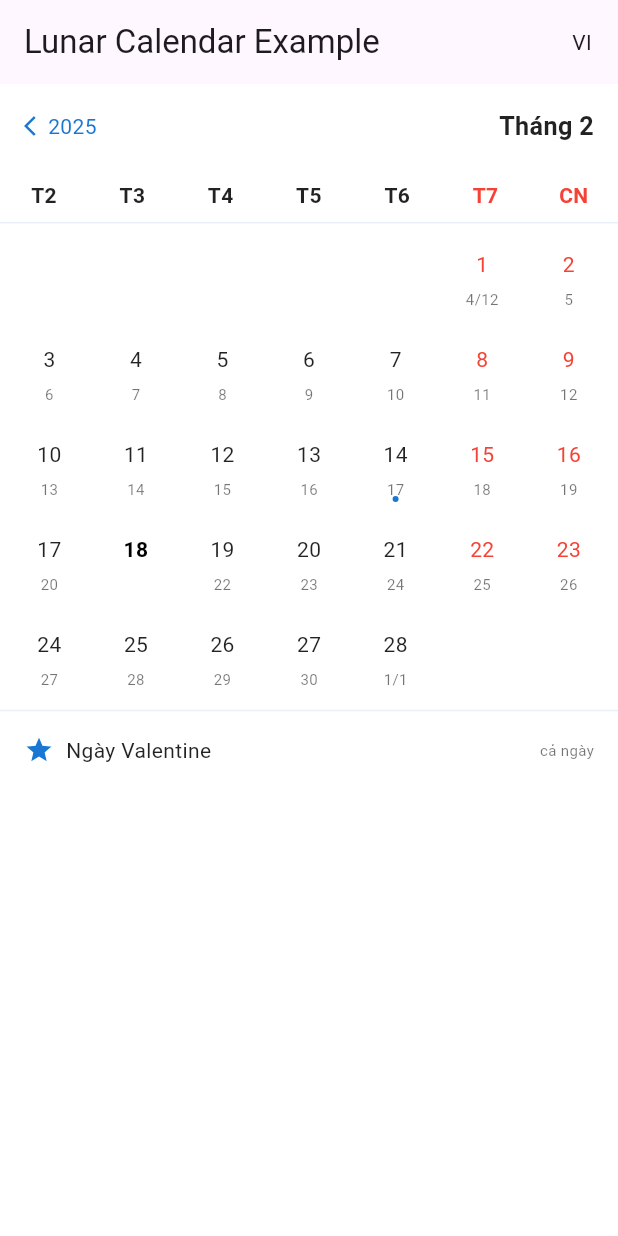
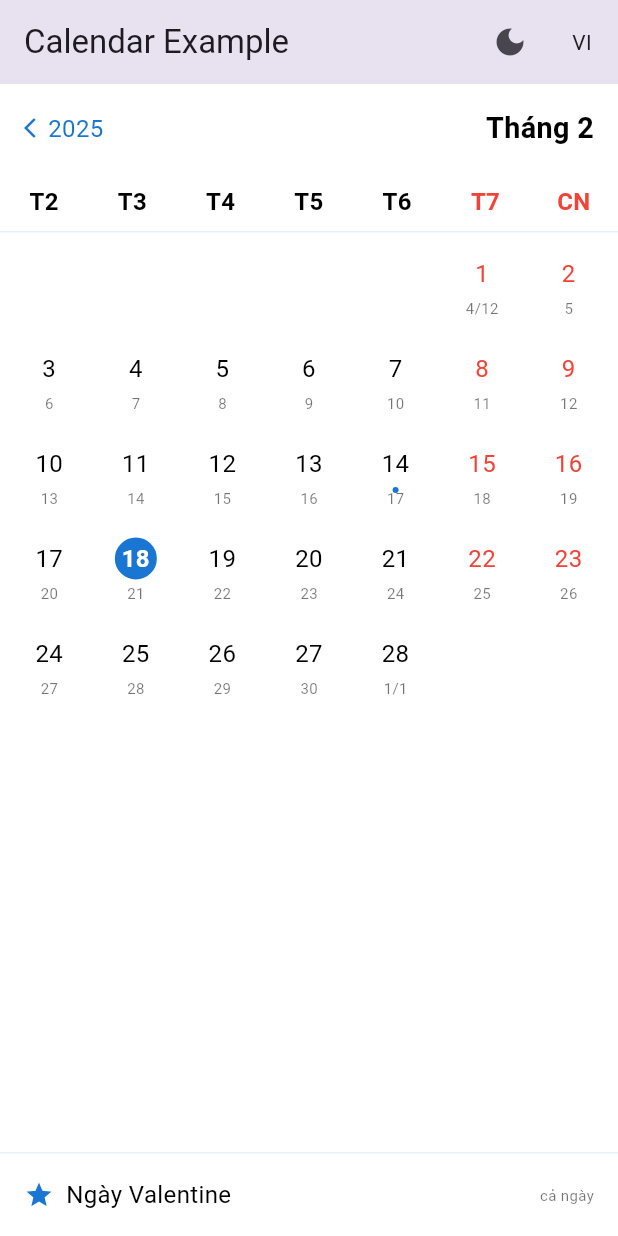
Before and after one commit to nxhiep/lunar_calendar, a Flutter app: the screen it shows after launch, on a phone screen of 412 x 824 dp. Run offline on Flutter 3.47's test engine with Material 3 defaults, Android fonts, the phone set to English and light mode, and no system bars; our stand-ins replace shared_preferences.

Commit message:
update next month

```diff
--- a/example/lib/main.dart
+++ b/example/lib/main.dart
@@ -5,13 +5,27 @@ void main() {
   runApp(const MyApp());
 }
 
-class MyApp extends StatelessWidget {
+class MyApp extends StatefulWidget {
   const MyApp({super.key});
+
+  @override
+  State<MyApp> createState() => _MyAppState();
+}
+
+class _MyAppState extends State<MyApp> {
+  ThemeMode _themeMode = ThemeMode.light;
+
+  void _toggleThemeMode() {
+    setState(() {
+      _themeMode =
+          _themeMode == ThemeMode.light ? ThemeMode.dark : ThemeMode.light;
+    });
+  }
 
   @override
   Widget build(BuildContext context) {
     return MaterialApp(
-      title: 'Lunar Calendar Example',
+      title: 'Calendar Example',
       theme: ThemeData(
         primarySwatch: Colors.blue,
         brightness: Brightness.light,
@@ -20,13 +34,24 @@ class MyApp extends StatelessWidget {
         primarySwatch: Colors.blue,
         brightness: Brightness.dark,
       ),
-      home: const MyHomePage(),
+      themeMode: _themeMode,
+      home: MyHomePage(
+        onThemeChanged: _toggleThemeMode,
+        isDarkMode: _themeMode == ThemeMode.dark,
+      ),
     );
   }
 }
 
 class MyHomePage extends StatefulWidget {
-  const MyHomePage({super.key});
+  final VoidCallback onThemeChanged;
+  final bool isDarkMode;
+
+  const MyHomePage({
+    super.key,
+    required this.onThemeChanged,
+    required this.isDarkMode,
+  });
 
   @override
   State<MyHomePage> createState() => _MyHomePageState();
@@ -39,9 +64,14 @@ class _MyHomePageState extends State<MyHomePage> {
   Widget build(BuildContext context) {
     return Scaffold(
       appBar: AppBar(
-        title: const Text('Lunar Calendar Example'),
+        title: const Text('Calendar Example'),
         actions: [
-          // Nút chuyển đổi ngôn ngữ
+          // Switch theme
+          IconButton(
+            icon: Icon(widget.isDarkMode ? Icons.light_mode : Icons.dark_mode),
+            onPressed: widget.onThemeChanged,
+          ),
+          // Switch language
           IconButton(
             icon: Text(_isVietnamese ? 'VI' : 'EN'),
             onPressed: () {
@@ -53,7 +83,7 @@ class _MyHomePageState extends State<MyHomePage> {
         ],
       ),
       body: LunarCalendar(
-        theme: null,
+        theme: widget.isDarkMode ? LunarCalendarTheme.dark : null,
         showOutsideDays: false,
         localization: _isVietnamese
             ? LunarCalendarLocalization.vi
--- a/lib/src/theme/lunar_calendar_theme.dart
+++ b/lib/src/theme/lunar_calendar_theme.dart
@@ -19,6 +19,9 @@ class LunarCalendarTheme {
 
   /// Màu text ngày được chọn
   final Color selectedDayTextColor;
+
+  /// Màu text ngày được chọn phụ
+  final Color selectedDaySubtextColor;
 
   /// Màu ngày hôm nay
   final Color todayColor;
@@ -59,10 +62,11 @@ class LunarCalendarTheme {
   const LunarCalendarTheme({
     this.primaryColor = const Color(0xFF1976D2),
     this.backgroundColor = Colors.white,
-    this.textColor = Colors.black87,
+    this.textColor = Colors.black,
     this.subtextColor = Colors.black54,
     this.selectedDayColor = const Color(0xFF1976D2),
     this.selectedDayTextColor = Colors.white,
+    this.selectedDaySubtextColor = Colors.black54,
     this.todayColor = const Color(0x331976D2),
     this.todayTextColor = const Color(0xFF1976D2),
     this.weekendColor = Colors.red,
@@ -70,11 +74,11 @@ class LunarCalendarTheme {
     this.goodDayColor = Colors.green,
     this.badDayColor = Colors.red,
     this.eventColor = const Color(0xFF1976D2),
-    this.fontSize = 14,
+    this.fontSize = 16,
     this.subtextFontSize = 10,
-    this.borderRadius = 8,
-    this.cellPadding = const EdgeInsets.all(4),
-    this.showOutsideDays = true,
+    this.borderRadius = 0,
+    this.cellPadding = const EdgeInsets.all(0),
+    this.showOutsideDays = false,
   });
 
   static const dark = LunarCalendarTheme(
@@ -82,10 +86,11 @@ class LunarCalendarTheme {
     backgroundColor: Colors.black,
     textColor: Colors.white,
     subtextColor: Colors.white70,
-    selectedDayColor: Colors.transparent,
-    selectedDayTextColor: Colors.orange,
+    selectedDayColor: Colors.orange,
+    selectedDayTextColor: Colors.black,
+    selectedDaySubtextColor: Colors.white70,
     todayColor: Colors.transparent,
-    todayTextColor: Colors.white,
+    todayTextColor: Colors.orange,
     weekendColor: Colors.red,
     outsideDayColor: Colors.white38,
     goodDayColor: Colors.orange,
@@ -95,7 +100,7 @@ class LunarCalendarTheme {
     subtextFontSize: 10,
     borderRadius: 0,
     cellPadding: EdgeInsets.zero,
-    showOutsideDays: true,
+    showOutsideDays: false,
   );
 
   LunarCalendarTheme copyWith({
@@ -105,6 +110,7 @@ class LunarCalendarTheme {
     Color? subtextColor,
     Color? selectedDayColor,
     Color? selectedDayTextColor,
+    Color? selectedDaySubtextColor,
     Color? todayColor,
     Color? todayTextColor,
     Color? weekendColor,
@@ -125,6 +131,8 @@ class LunarCalendarTheme {
       subtextColor: subtextColor ?? this.subtextColor,
       selectedDayColor: selectedDayColor ?? this.selectedDayColor,
       selectedDayTextColor: selectedDayTextColor ?? this.selectedDayTextColor,
+      selectedDaySubtextColor:
+          selectedDaySubtextColor ?? this.selectedDaySubtextColor,
       todayColor: todayColor ?? this.todayColor,
       todayTextColor: todayTextColor ?? this.todayTextColor,
       weekendColor: weekendColor ?? this.weekendColor,
@@ -156,6 +164,7 @@ class LunarCalendarTheme {
         other.subtextColor == subtextColor &&
         other.selectedDayColor == selectedDayColor &&
         other.selectedDayTextColor == selectedDayTextColor &&
+        other.selectedDaySubtextColor == selectedDaySubtextColor &&
         other.todayColor == todayColor &&
         other.todayTextColor == todayTextColor &&
         other.weekendColor == weekendColor &&
@@ -179,6 +188,7 @@ class LunarCalendarTheme {
       subtextColor,
       selectedDayColor,
       selectedDayTextColor,
+      selectedDaySubtextColor,
       todayColor,
       todayTextColor,
       weekendColor,
--- a/lib/src/widgets/day_cell.dart
+++ b/lib/src/widgets/day_cell.dart
@@ -38,6 +38,19 @@ class DayCell extends StatelessWidget {
     this.events = const [],
   });
 
+  bool checkNeedShowMonth() {
+    final isFirstDayOfLunarMonth = lunarDate.day == 1;
+    if (theme.showOutsideDays) {
+      if (isFirstDayOfLunarMonth) {
+        return true;
+      }
+      return false;
+    }
+
+    final isFirstDayOfSolarMonth = date.day == 1;
+    return isFirstDayOfSolarMonth || isFirstDayOfLunarMonth;
+  }
+
   @override
   Widget build(BuildContext context) {
     final isSelected =
@@ -46,15 +59,11 @@ class DayCell extends StatelessWidget {
     final isWeekend = DateUtils.isWeekend(date);
     final isGoodDay = LunarUtils.isGoodDay(date);
 
-    // Ẩn ngày nếu không hiển thị ngày ngoài tháng
     if (!isCurrentMonth && !theme.showOutsideDays) {
       return Container();
     }
 
-    // Kiểm tra có phải ngày đầu tháng (dương hoặc âm)
-    final isFirstDayOfSolarMonth = date.day == 1;
-    final isFirstDayOfLunarMonth = lunarDate.day == 1;
-    final shouldShowMonth = isFirstDayOfSolarMonth || isFirstDayOfLunarMonth;
+    final shouldShowMonth = checkNeedShowMonth();
 
     return InkWell(
       onTap: isCurrentMonth || theme.showOutsideDays
@@ -72,15 +81,20 @@ class DayCell extends StatelessWidget {
                 Container(
                   width: 28,
                   height: 28,
-                  decoration: isSelected
-                      ? BoxDecoration(
-                          color: Colors.white,
-                          shape: BoxShape.circle,
-                        )
-                      : null,
+                  decoration: BoxDecoration(
+                    color: isSelected ? theme.selectedDayColor : null,
+                    shape: BoxShape.circle,
+                    border: isToday
+                        ? Border.all(
+                            color: theme.todayTextColor,
+                            width: 1,
+                          )
+                        : null,
+                  ),
                   child: Center(
                     child: Text(
                       date.day.toString(),
+                      textAlign: TextAlign.center,
                       style: TextStyle(
                         color: _getTextColor(isSelected, isToday, isWeekend),
                         fontSize: theme.fontSize,
@@ -105,12 +119,14 @@ class DayCell extends StatelessWidget {
             // Chỉ báo sự kiện
             if (events.isNotEmpty)
               Positioned(
-                bottom: 0,
+                bottom: theme.subtextFontSize + (isSelected ? 3 : 6),
                 child: Container(
                   width: 4,
                   height: 4,
                   decoration: BoxDecoration(
-                    color: isSelected ? Colors.black : theme.eventColor,
+                    color: !isCurrentMonth
+                        ? theme.eventColor.withOpacity(0.5)
+                        : theme.eventColor,
                     shape: BoxShape.circle,
                   ),
                 ),
@@ -123,7 +139,7 @@ class DayCell extends StatelessWidget {
 
   Color _getTextColor(bool isSelected, bool isToday, bool isWeekend) {
     if (!isCurrentMonth) return theme.outsideDayColor;
-    if (isSelected) return Colors.black; // Màu đen cho text khi được chọn
+    if (isSelected) return theme.selectedDayTextColor;
     if (isWeekend) return theme.weekendColor;
     if (isToday) return theme.todayTextColor;
     return theme.textColor;
@@ -131,7 +147,7 @@ class DayCell extends StatelessWidget {
 
   Color _getSubtextColor(bool isSelected) {
     if (!isCurrentMonth) return theme.outsideDayColor;
-    if (isSelected) return theme.selectedDayTextColor;
+    if (isSelected) return theme.selectedDaySubtextColor;
     return theme.subtextColor;
   }
 }
--- a/lib/src/widgets/lunar_calendar.dart
+++ b/lib/src/widgets/lunar_calendar.dart
@@ -52,107 +52,45 @@ class LunarCalendar extends StatefulWidget {
   State<LunarCalendar> createState() => _LunarCalendarState();
 }
 
-class _LunarCalendarState extends State<LunarCalendar>
-    with SingleTickerProviderStateMixin {
+class _LunarCalendarState extends State<LunarCalendar> {
   late DateTime _selectedDate;
   late DateTime _displayedMonth;
   late CalendarView _currentView;
-  late AnimationController _animationController;
-  late Animation<Offset> _slideAnimation;
-  bool _isAnimating = false;
+  late PageController _pageController;
+  static const _initialPage = 1200;
 
   @override
   void initState() {
     super.initState();
     _selectedDate = DateTime.now();
-    _displayedMonth = DateTime(_selectedDate.year, _selectedDate.month);
+    _displayedMonth = DateTime.now();
     _currentView = CalendarView.month;
-
-    _animationController = AnimationController(
-      vsync: this,
-      duration: const Duration(milliseconds: 300),
-    );
-
-    _slideAnimation = Tween<Offset>(
-      begin: const Offset(0, 0),
-      end: const Offset(-1, 0),
-    ).animate(CurvedAnimation(
-      parent: _animationController,
-      curve: Curves.easeInOut,
-    ));
+    _pageController = PageController(initialPage: _initialPage);
   }
 
   @override
   void dispose() {
-    _animationController.dispose();
+    _pageController.dispose();
     super.dispose();
   }
 
-  void _onHorizontalDragEnd(DragEndDetails details) {
-    if (_isAnimating) return;
-
-    final velocity = details.primaryVelocity ?? 0;
-    if (velocity.abs() < 200) return; // Ignore slow swipes
-
-    if (velocity < 0) {
-      // Swipe left -> next month
-      _nextMonth();
-    } else {
-      // Swipe right -> previous month
-      _previousMonth();
-    }
+  DateTime _getMonthForPage(int page) {
+    final monthDiff = page - _initialPage;
+    return DateTime(
+      DateTime.now().year,
+      DateTime.now().month + monthDiff,
+    );
   }
 
-  Future<void> _nextMonth() async {
-    if (_isAnimating) return;
-    _isAnimating = true;
-
-    // Setup animation for next month
-    _slideAnimation = Tween<Offset>(
-      begin: const Offset(0, 0),
-      end: const Offset(-1, 0),
-    ).animate(CurvedAnimation(
-      parent: _animationController,
-      curve: Curves.easeInOut,
-    ));
-
-    await _animationController.forward();
-
-    setState(() {
-      _displayedMonth = DateTime(
-        _displayedMonth.year,
-        _displayedMonth.month + 1,
-      );
-    });
-
-    _animationController.reset();
-    _isAnimating = false;
-  }
-
-  Future<void> _previousMonth() async {
-    if (_isAnimating) return;
-    _isAnimating = true;
-
-    // Setup animation for previous month
-    _slideAnimation = Tween<Offset>(
-      begin: const Offset(0, 0),
-      end: const Offset(1, 0),
-    ).animate(CurvedAnimation(
-      parent: _animationController,
-      curve: Curves.easeInOut,
-    ));
-
-    await _animationController.forward();
-
-    setState(() {
-      _displayedMonth = DateTime(
-        _displayedMonth.year,
-        _displayedMonth.month - 1,
-      );
-    });
-
-    _animationController.reset();
-    _isAnimating = false;
+  List<LunarEvent> _getEventsForMonth(DateTime month) {
+    return widget.events.where((event) {
+      if (event.solarDate != null) {
+        return event.solarDate!.year == month.year &&
+            event.solarDate!.month == month.month;
+      }
+      // Handle lunar date events if needed
+      return false;
+    }).toList();
   }
 
   @override
@@ -174,11 +112,14 @@ class _LunarCalendarState extends State<LunarCalendar>
             theme: theme,
             localization: localization,
             onMonthChanged: (date) {
-              if (date.isBefore(_displayedMonth)) {
-                _previousMonth();
-              } else {
-                _nextMonth();
-              }
+              final monthDiff = (date.year - _displayedMonth.year) * 12 +
+                  date.month -
+                  _displayedMonth.month;
+              _pageController.animateToPage(
+                _pageController.page!.round() + monthDiff,
+                duration: const Duration(milliseconds: 300),
+                curve: Curves.easeInOut,
+              );
             },
             onViewChanged: (view) {
               setState(() => _currentView = view);
@@ -187,64 +128,36 @@ class _LunarCalendarState extends State<LunarCalendar>
               final now = DateTime.now();
               setState(() {
                 _selectedDate = now;
-                _displayedMonth = DateTime(now.year, now.month);
+                _displayedMonth = now;
               });
+              _pageController.jumpToPage(_initialPage);
             },
           ),
 
           if (_currentView.isMonth) _buildWeekdayHeader(theme, localization),
 
-          // Calendar grid with gesture detection
+          // Calendar grid with PageView
           if (_currentView.isMonth)
-            GestureDetector(
-              onHorizontalDragEnd: _onHorizontalDragEnd,
-              child: SlideTransition(
-                position: _slideAnimation,
-                child: _buildMonthView(theme, localization),
+            Expanded(
+              child: PageView.builder(
+                controller: _pageController,
+                scrollDirection: Axis.vertical,
+                onPageChanged: (page) {
+                  setState(() {
+                    _displayedMonth = _getMonthForPage(page);
+                  });
+                },
+                itemBuilder: (context, page) {
+                  final month = _getMonthForPage(page);
+                  return _buildMonthView(theme, localization, month);
+                },
               ),
             )
           else
             _buildYearView(theme, localization),
 
-          // Event section at bottom
-          if (widget.events.isNotEmpty)
-            Container(
-              padding: const EdgeInsets.all(16),
-              decoration: BoxDecoration(
-                color: theme.backgroundColor,
-                border: Border(
-                  top: BorderSide(
-                    color: theme.primaryColor.withOpacity(0.1),
-                  ),
-                ),
-              ),
-              child: Row(
-                children: [
-                  Icon(
-                    Icons.star,
-                    color: theme.eventColor,
-                    size: 20,
-                  ),
-                  const SizedBox(width: 8),
-                  Expanded(
-                    child: Text(
-                      widget.events.first.title,
-                      style: TextStyle(
-                        color: theme.textColor,
-                        fontSize: theme.fontSize,
-                      ),
-                    ),
-                  ),
-                  Text(
-                    localization.get('all_day'),
-                    style: TextStyle(
-                      color: theme.subtextColor,
-                      fontSize: theme.subtextFontSize,
-                    ),
-                  ),
-                ],
-              ),
-            ),
+          // Event section
+          if (_currentView.isMonth) ..._buildEventSection(theme, localization),
         ],
       ),
     );
@@ -291,13 +204,14 @@ class _LunarCalendarState extends State<LunarCalendar>
   Widget _buildMonthView(
     LunarCalendarTheme theme,
     LunarCalendarLocalization localization,
+    DateTime month,
   ) {
-    final days = DateUtils.daysInMonth(_displayedMonth);
-    final rows = DateUtils.weeksInMonth(_displayedMonth);
+    final days = DateUtils.daysInMonth(month);
 
     return GridView.builder(
       padding: const EdgeInsets.all(8),
-      gridDelegate: SliverGridDelegateWithFixedCrossAxisCount(
+      physics: const NeverScrollableScrollPhysics(), // Disable grid scroll
+      gridDelegate: const SliverGridDelegateWithFixedCrossAxisCount(
         crossAxisCount: 7,
         childAspectRatio: 0.9,
         mainAxisSpacing: 8,
@@ -308,7 +222,7 @@ class _LunarCalendarState extends State<LunarCalendar>
       itemBuilder: (context, index) {
         final date = days[index];
         final lunarDate = LunarUtils.solarToLunar(date);
-        final isCurrentMonth = date.month == _displayedMonth.month;
+        final isCurrentMonth = date.month == month.month;
         final events = widget.events.where((e) => e.occursOn(date)).toList();
 
         return DayCell(
@@ -388,6 +302,54 @@ class _LunarCalendarState extends State<LunarCalendar>
         );
       },
     );
+  }
+
+  List<Widget> _buildEventSection(
+    LunarCalendarTheme theme,
+    LunarCalendarLocalization localization,
+  ) {
+    final monthEvents = _getEventsForMonth(_displayedMonth);
+    if (monthEvents.isEmpty) return [];
+
+    return [
+      Container(
+        padding: const EdgeInsets.all(16),
+        decoration: BoxDecoration(
+          color: theme.backgroundColor,
+          border: Border(
+            top: BorderSide(
+              color: theme.primaryColor.withOpacity(0.1),
+            ),
+          ),
+        ),
+        child: Row(
+          children: [
+            Icon(
+              Icons.star,
+              color: theme.eventColor,
+              size: 20,
+            ),
+            const SizedBox(width: 8),
+            Expanded(
+              child: Text(
+                monthEvents.first.title,
+                style: TextStyle(
+                  color: theme.textColor,
+                  fontSize: theme.fontSize,
+                ),
+              ),
+            ),
+            Text(
+              localization.get('all_day'),
+              style: TextStyle(
+                color: theme.subtextColor,
+                fontSize: theme.subtextFontSize,
+              ),
+            ),
+          ],
+        ),
+      ),
+    ];
   }
 
   void _onDateTapped(DateTime date) {
@@ -564,4 +526,17 @@ class _LunarCalendarState extends State<LunarCalendar>
       ),
     );
   }
+
+  void _onMonthChanged(DateTime date) {
+    final monthDiff = (date.year - _displayedMonth.year) * 12 +
+        (date.month - _displayedMonth.month);
+
+    final targetPage = _pageController.page!.round() + monthDiff;
+
+    _pageController.animateToPage(
+      targetPage,
+      duration: const Duration(milliseconds: 300),
+      curve: Curves.easeInOut,
+    );
+  }
 }
```
